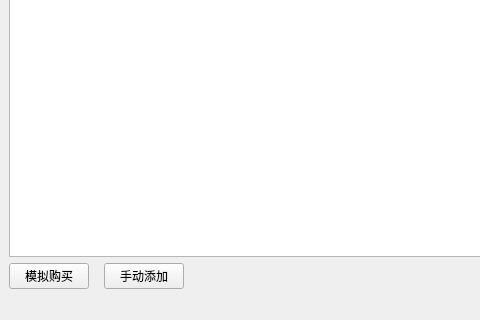
Before: the Qt Designer form qt/mainwindow.ui in CryingObsidian-CO/SalesSystem, drawn with Qt 5; both pictures show x 0 to 480 and y 264 to 584 of the 943 by 584 pixel window.
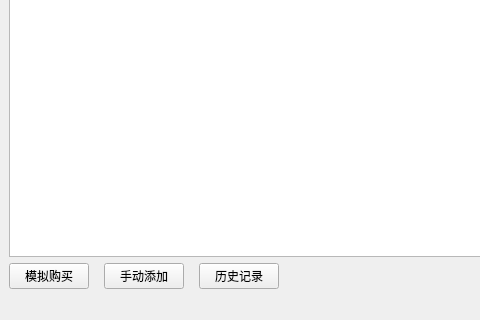
After: the same form once the commit is applied.

The edit to the form file:
```diff
--- a/qt/mainwindow.ui
+++ b/qt/mainwindow.ui
@@ -83,6 +83,19 @@
           </property>
          </widget>
         </item>
+        <item>
+         <widget class="QPushButton" name="historyButton">
+          <property name="maximumSize">
+           <size>
+            <width>157</width>
+            <height>16777215</height>
+           </size>
+          </property>
+          <property name="text">
+           <string>历史记录</string>
+          </property>
+         </widget>
+        </item>
        </layout>
       </item>
       <item>
```
